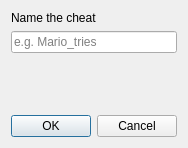
First picture: the form in UI/cheating/save_cheat_window.ui, repository NADNES-TEAM/NADNES, before the edit.
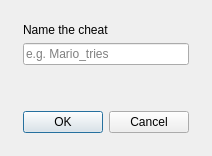
Second picture: the form after the edit.

Commit message: all window sizes fixed, fixed cheat windows generating

```diff
--- a/UI/cheating/save_cheat_window.ui
+++ b/UI/cheating/save_cheat_window.ui
@@ -6,16 +6,34 @@
    <rect>
     <x>0</x>
     <y>0</y>
-    <width>186</width>
-    <height>148</height>
+    <width>204</width>
+    <height>156</height>
    </rect>
   </property>
+  <property name="sizePolicy">
+   <sizepolicy hsizetype="Preferred" vsizetype="Preferred">
+    <horstretch>0</horstretch>
+    <verstretch>0</verstretch>
+   </sizepolicy>
+  </property>
   <property name="windowTitle">
    <string>Form</string>
   </property>
-  <layout class="QHBoxLayout" name="horizontalLayout">
-   <item>
-    <layout class="QVBoxLayout" name="verticalLayout">
+  <layout class="QGridLayout" name="gridLayout">
+   <item row="0" column="0">
+    <layout class="QVBoxLayout" name="verticalLayout_2">
+     <property name="leftMargin">
+      <number>12</number>
+     </property>
+     <property name="topMargin">
+      <number>12</number>
+     </property>
+     <property name="rightMargin">
+      <number>12</number>
+     </property>
+     <property name="bottomMargin">
+      <number>12</number>
+     </property>
      <item>
       <widget class="QLabel" name="label">
        <property name="text">
@@ -25,6 +43,12 @@
      </item>
      <item>
       <widget class="QLineEdit" name="lineEdit">
+       <property name="sizePolicy">
+        <sizepolicy hsizetype="Preferred" vsizetype="Preferred">
+         <horstretch>0</horstretch>
+         <verstretch>0</verstretch>
+        </sizepolicy>
+       </property>
        <property name="text">
         <string/>
        </property>
@@ -48,6 +72,12 @@
      </item>
      <item>
       <widget class="QDialogButtonBox" name="buttonBox">
+       <property name="sizePolicy">
+        <sizepolicy hsizetype="Preferred" vsizetype="Fixed">
+         <horstretch>0</horstretch>
+         <verstretch>0</verstretch>
+        </sizepolicy>
+       </property>
        <property name="standardButtons">
         <set>QDialogButtonBox::Cancel|QDialogButtonBox::Ok</set>
        </property>
```
Left out of the diff: 3 changed lines with no effect on the pictures. The commit also changes 18 other files.
